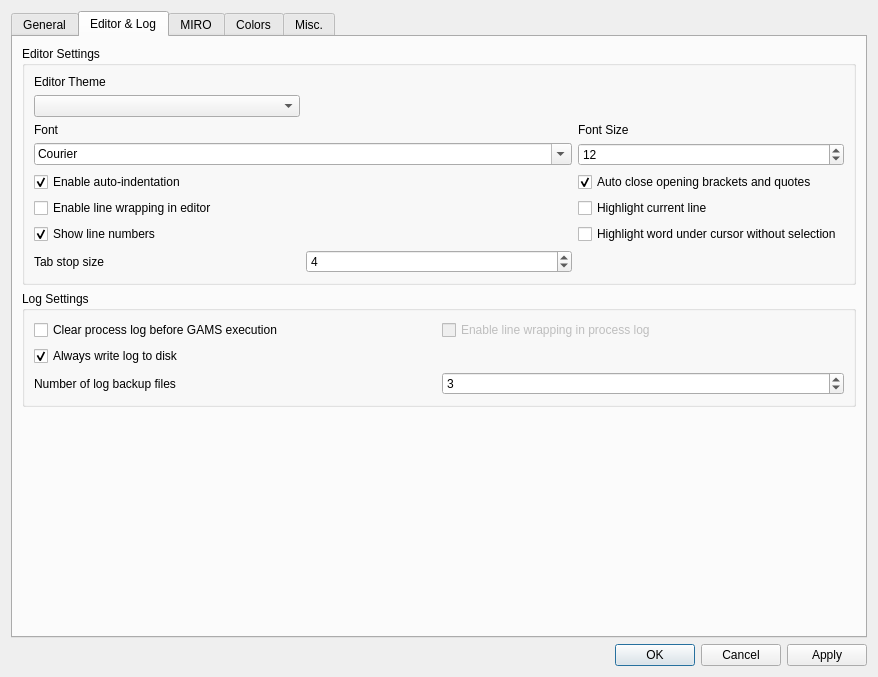
Qt form src/settingsdialog.ui (GAMS-dev/studio) before a commit.
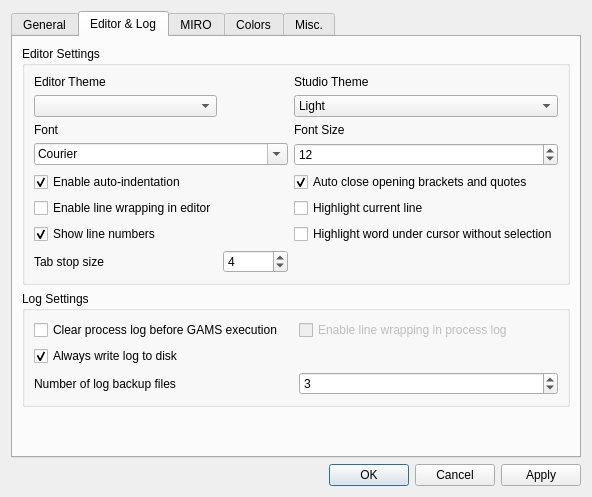
The same form after that commit. The open tabs and pages were chosen to show the change.

Commit message: added style chooser to settings (editor & studio)

The edit to the form file:
```diff
--- a/src/settingsdialog.ui
+++ b/src/settingsdialog.ui
@@ -6,8 +6,8 @@
    <rect>
     <x>0</x>
     <y>0</y>
-    <width>878</width>
-    <height>677</height>
+    <width>592</width>
+    <height>497</height>
    </rect>
   </property>
   <property name="windowTitle">
@@ -408,6 +408,27 @@
           <item row="1" column="0">
            <widget class="QComboBox" name="combo_editorTheme"/>
           </item>
+          <item row="0" column="2">
+           <widget class="QLabel" name="label_4">
+            <property name="text">
+             <string>Studio Theme</string>
+            </property>
+           </widget>
+          </item>
+          <item row="1" column="2">
+           <widget class="QComboBox" name="combo_studioTheme">
+            <item>
+             <property name="text">
+              <string>Light</string>
+             </property>
+            </item>
+            <item>
+             <property name="text">
+              <string>Dark</string>
+             </property>
+            </item>
+           </widget>
+          </item>
          </layout>
         </widget>
        </item>
```
Left out of the diff: 88 changed lines with no effect on the pictures. The commit also changes 6 other files.
